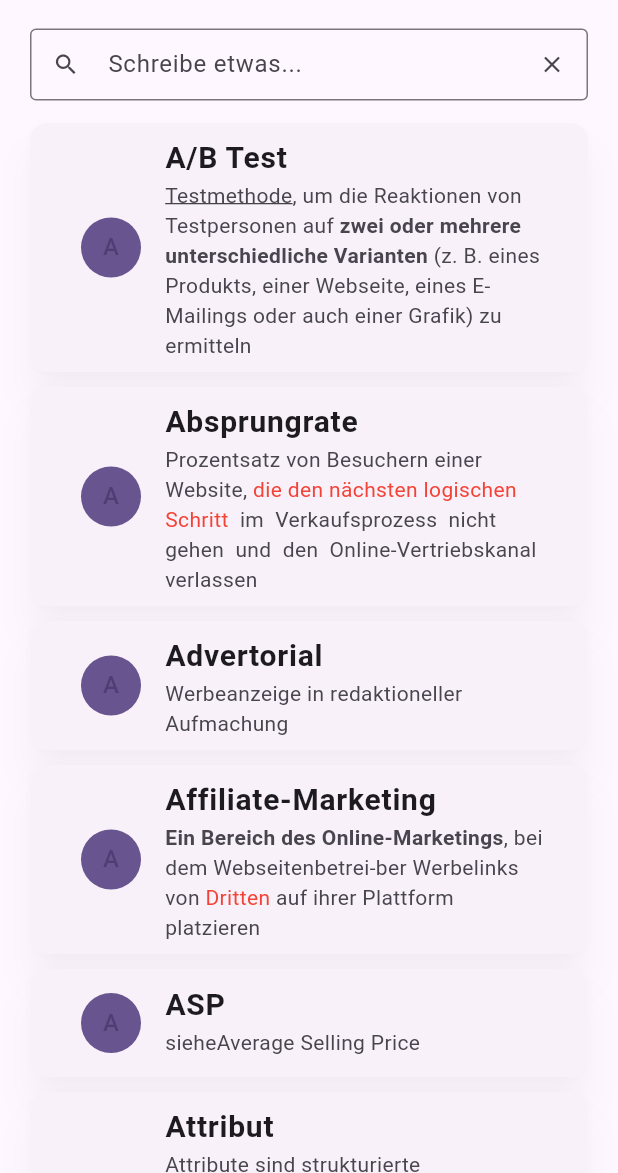
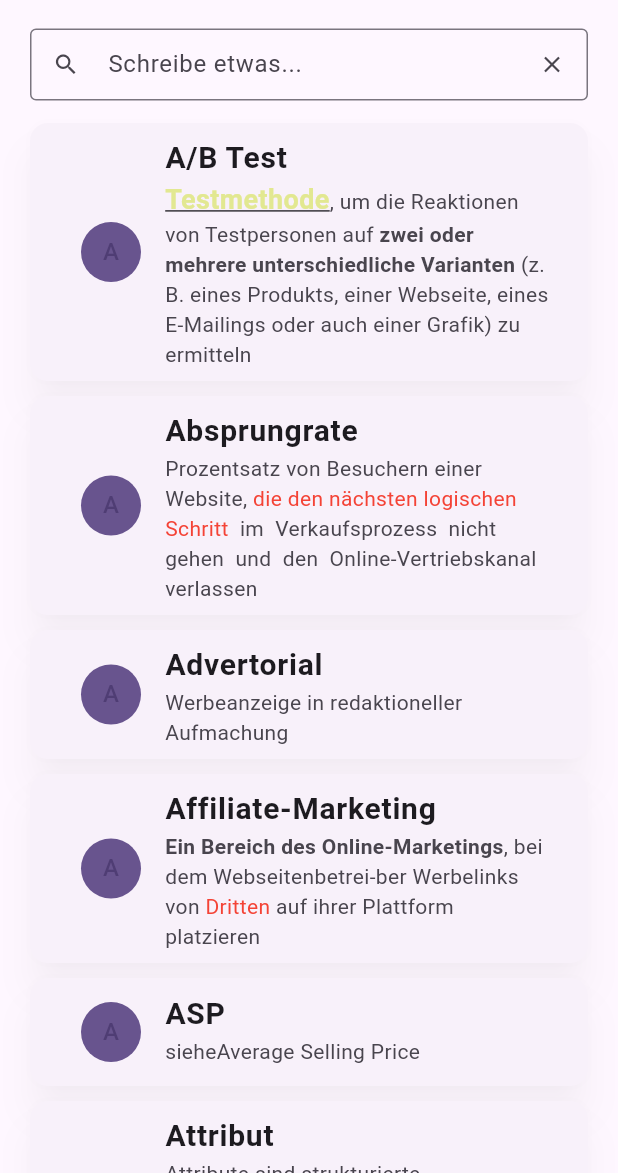
Before and after one commit to sahibul-nf/Kaufmann_Kennzahlen, a Flutter app: the HomePage screen opened directly, on a phone screen of 412 x 824 dp, the part 63-1236 px from its top. Run offline on Flutter 3.47's test engine with Material 2 defaults, Android fonts, the phone set to English and light mode, and no system bars; drawn by our look-alikes of styled_text; our stand-ins replace google_fonts.

Commit message:
Link Design Change

```diff
--- a/lib/screens/Home_page/home_page.dart
+++ b/lib/screens/Home_page/home_page.dart
@@ -1,4 +1,4 @@
-// ignore_for_file: deprecated_member_use
+// ignore_for_file: deprecated_member_use, prefer_const_constructors
 
 import 'dart:convert';
 import 'package:flutter/material.dart';
@@ -33,10 +33,19 @@ class HomePageState extends State<HomePage> {
     });
   }
 
+  Color _color = Color.fromARGB(255, 226, 232, 145);
+
   void _openLink(BuildContext context, Map<String?, String?> attrs) async {
     final String link = attrs['href']!;
+
+    setState(() {
+      _color = Color.fromRGBO(85, 26, 139, 1);
+    });
+
     launch(link);
   }
+
+  final bool _hasBeenPressed = false;
 
   @override
   Widget build(BuildContext context) {
@@ -111,8 +120,11 @@ class HomePageState extends State<HomePage> {
                       tags: {
                         'link': StyledTextActionTag(
                           (_, attrs) => _openLink(context, attrs),
-                          style:
-                              TextStyle(decoration: TextDecoration.underline),
+                          style: TextStyle(
+                              decoration: TextDecoration.underline,
+                              color: _color,
+                              fontSize: 18,
+                              fontWeight: FontWeight.bold),
                         ),
                         'b': StyledTextTag(
                             style:
```
